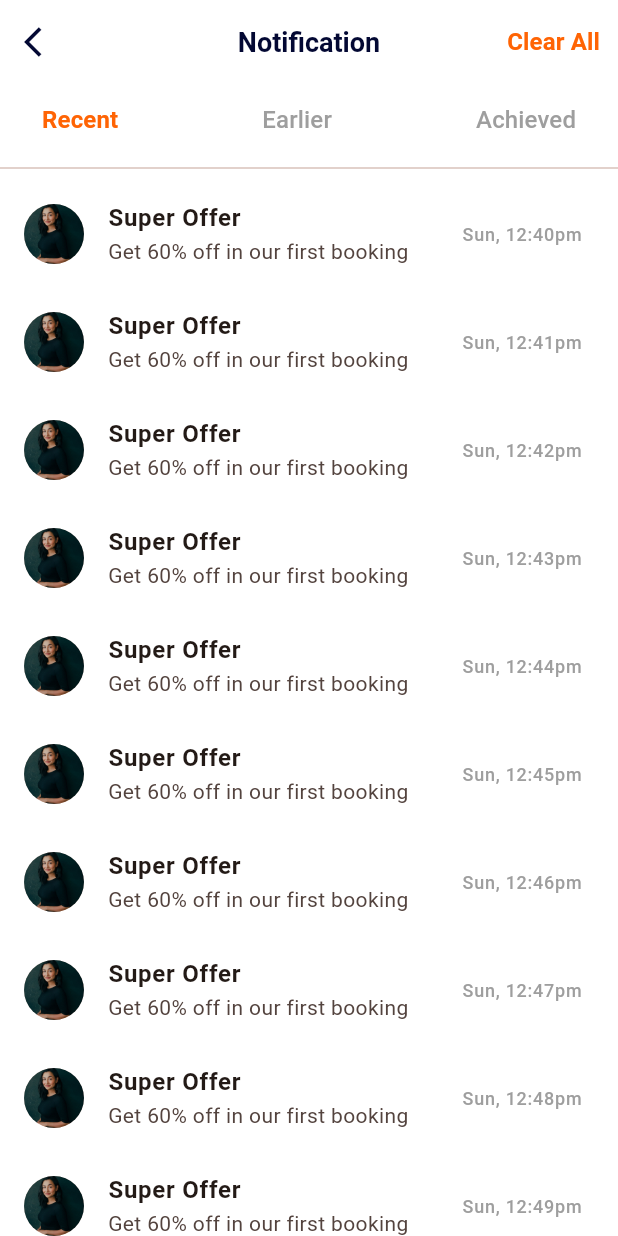
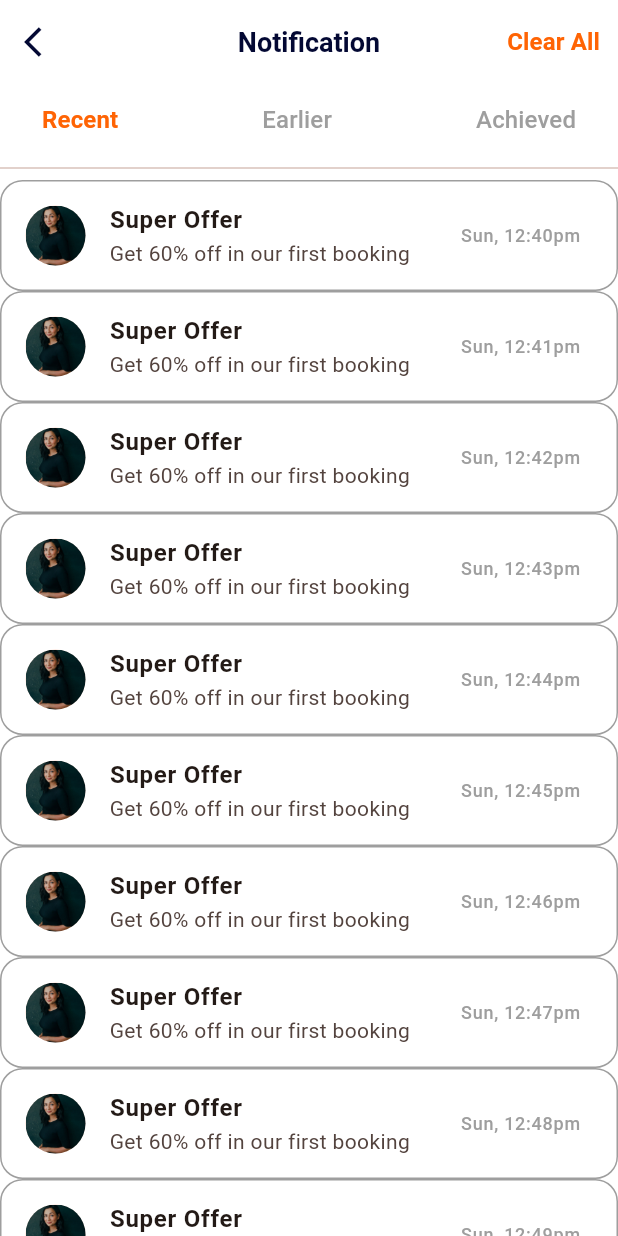
Before and after one commit to raghad-swaileh/cus_home_page, a Flutter app: the screen it shows after launch, scrolled down 576 dp, after a tap on the "notifications active" icon, on a phone screen of 412 x 824 dp. Run offline on Flutter 3.47's test engine with Material 3 defaults, Android fonts, the phone set to English and light mode, and no system bars; our stand-ins replace cached_network_image, carousel_slider, google_fonts; missing offline and left inert: fluid_bottom_nav_bar; network calls fail.

```diff
--- a/lib/views/pages/notification_page.dart
+++ b/lib/views/pages/notification_page.dart
@@ -147,6 +147,11 @@ class _NotificationPageState extends State<NotificationPage> {
               itemBuilder: (context, index) {
                 final notification = displayedNotifications[index];
                 return ListTile(
+
+                  shape: OutlineInputBorder(
+                    borderSide: BorderSide(color: AppColors.grey, width: 1),
+                    borderRadius: BorderRadius.circular(15)
+                  ),
                   leading: CircleAvatar(
                     backgroundImage: AssetImage(notification["image"]!),
                   ),
```
